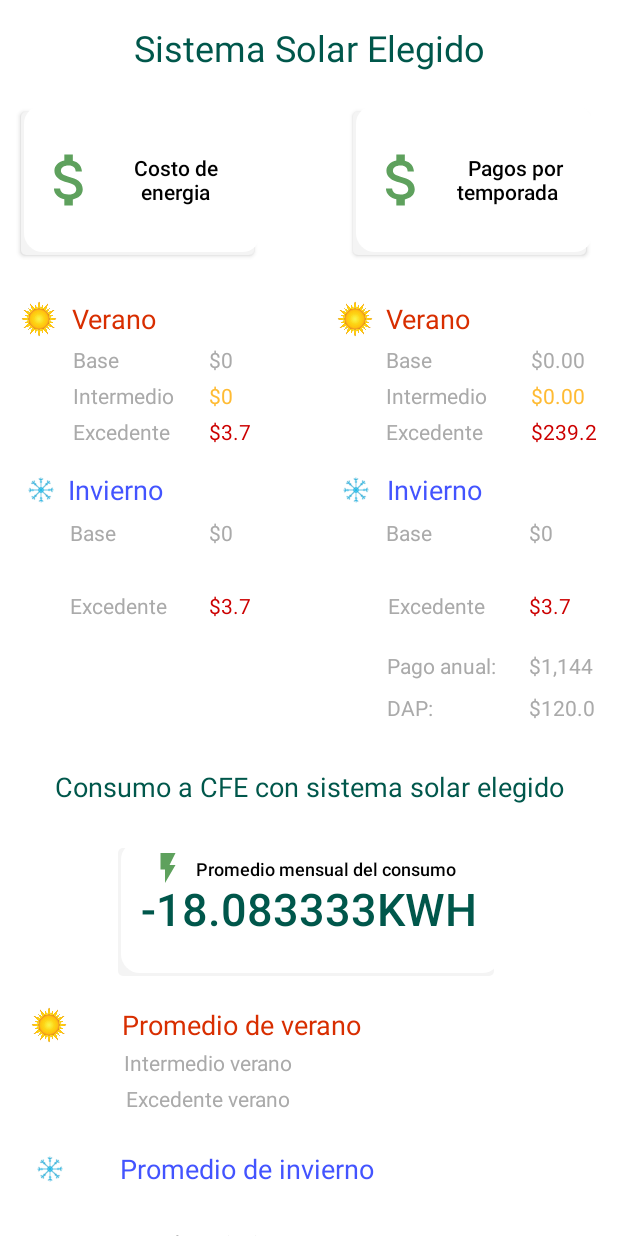
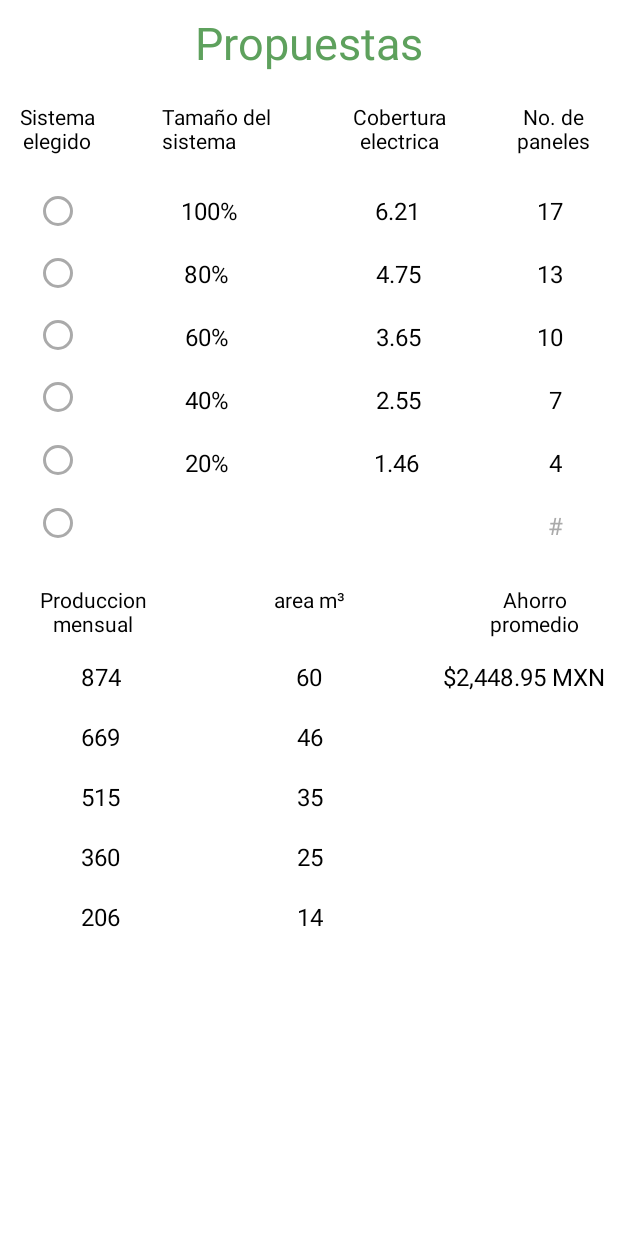
Before and after one commit to JoaquinIMT/CreatecProyecto, an Android app: the screen it shows after launch (sse before the commit, propuestas after it), on a phone screen of 412 x 824 dp. Run offline under Robolectric (Android 15) with nearby library versions, the phone set to English and light mode, and no system bars.

Commit message:
propuestas
pantalla propuestas aventajada

```diff
--- /dev/null
+++ b/app/src/main/java/com/example/createc/propuestas.kt
@@ -0,0 +1,12 @@
+package com.example.createc
+
+import android.support.v7.app.AppCompatActivity
+import android.os.Bundle
+
+class propuestas : AppCompatActivity() {
+
+    override fun onCreate(savedInstanceState: Bundle?) {
+        super.onCreate(savedInstanceState)
+        setContentView(R.layout.activity_propuestas)
+    }
+}
--- /dev/null
+++ b/app/src/main/res/layout/activity_propuestas.xml
@@ -0,0 +1,405 @@
+<?xml version="1.0" encoding="utf-8"?>
+<android.support.constraint.ConstraintLayout
+        xmlns:android="http://schemas.android.com/apk/res/android"
+        xmlns:tools="http://schemas.android.com/tools"
+        xmlns:app="http://schemas.android.com/apk/res-auto"
+        android:layout_width="match_parent"
+        android:layout_height="match_parent"
+        tools:context=".propuestas" android:background="@android:color/white" android:textAlignment="center">
+
+    <TextView
+            android:text="$2,448.95 MXN"
+            android:layout_width="wrap_content"
+            android:layout_height="wrap_content"
+            android:id="@+id/textView84"
+            android:textColor="@android:color/black"
+            android:textSize="16dp"
+            android:layout_marginTop="440dp" app:layout_constraintTop_toTopOf="parent"
+            android:layout_marginEnd="8dp" app:layout_constraintEnd_toEndOf="parent" android:layout_marginStart="8dp"
+            app:layout_constraintStart_toStartOf="parent" app:layout_constraintHorizontal_bias="1.0"/>
+    <TextView
+            android:text="14"
+            android:layout_width="wrap_content"
+            android:layout_height="wrap_content"
+            android:id="@+id/textView83"
+            android:textColor="@android:color/black"
+            android:textSize="16dp"
+            android:layout_marginTop="600dp" app:layout_constraintTop_toTopOf="parent"
+            android:layout_marginEnd="8dp" app:layout_constraintEnd_toEndOf="parent" android:layout_marginStart="8dp"
+            app:layout_constraintStart_toStartOf="parent" app:layout_constraintHorizontal_bias="0.501"/>
+    <TextView
+            android:text="25"
+            android:layout_width="wrap_content"
+            android:layout_height="wrap_content"
+            android:id="@+id/textView82"
+            android:textColor="@android:color/black"
+            android:textSize="16dp"
+            android:layout_marginTop="560dp" app:layout_constraintTop_toTopOf="parent"
+            android:layout_marginEnd="8dp" app:layout_constraintEnd_toEndOf="parent" android:layout_marginStart="8dp"
+            app:layout_constraintStart_toStartOf="parent" app:layout_constraintHorizontal_bias="0.501"/>
+    <TextView
+            android:text="35"
+            android:layout_width="wrap_content"
+            android:layout_height="wrap_content"
+            android:id="@+id/textView81"
+            android:textColor="@android:color/black"
+            android:textSize="16dp"
+            android:layout_marginTop="520dp" app:layout_constraintTop_toTopOf="parent"
+            android:layout_marginEnd="8dp" app:layout_constraintEnd_toEndOf="parent" android:layout_marginStart="8dp"
+            app:layout_constraintStart_toStartOf="parent" app:layout_constraintHorizontal_bias="0.501"/>
+    <TextView
+            android:text="46"
+            android:layout_width="wrap_content"
+            android:layout_height="wrap_content"
+            android:id="@+id/textView80"
+            android:textColor="@android:color/black"
+            android:textSize="16dp"
+            android:layout_marginTop="480dp" app:layout_constraintTop_toTopOf="parent"
+            android:layout_marginEnd="8dp" app:layout_constraintEnd_toEndOf="parent" android:layout_marginStart="8dp"
+            app:layout_constraintStart_toStartOf="parent" app:layout_constraintHorizontal_bias="0.501"/>
+    <TextView
+            android:text="60"
+            android:layout_width="wrap_content"
+            android:layout_height="wrap_content"
+            android:id="@+id/textView79"
+            android:textColor="@android:color/black"
+            android:textSize="16dp"
+            android:layout_marginTop="440dp" app:layout_constraintTop_toTopOf="parent"
+            android:layout_marginEnd="8dp" app:layout_constraintEnd_toEndOf="parent" android:layout_marginStart="8dp"
+            app:layout_constraintStart_toStartOf="parent"/>
+    <TextView
+            android:text="206"
+            android:layout_width="wrap_content"
+            android:layout_height="wrap_content"
+            android:id="@+id/textView78"
+            android:textColor="@android:color/black"
+            android:textSize="16dp"
+            android:layout_marginTop="600dp" app:layout_constraintTop_toTopOf="parent"
+            android:layout_marginEnd="8dp" app:layout_constraintEnd_toEndOf="parent" android:layout_marginStart="8dp"
+            app:layout_constraintStart_toStartOf="parent" app:layout_constraintHorizontal_bias="0.125"/>
+    <TextView
+            android:text="360"
+            android:layout_width="wrap_content"
+            android:layout_height="wrap_content"
+            android:id="@+id/textView77"
+            android:textColor="@android:color/black"
+            android:textSize="16dp"
+            android:layout_marginTop="560dp" app:layout_constraintTop_toTopOf="parent"
+            android:layout_marginEnd="8dp" app:layout_constraintEnd_toEndOf="parent" android:layout_marginStart="8dp"
+            app:layout_constraintStart_toStartOf="parent" app:layout_constraintHorizontal_bias="0.125"/>
+    <TextView
+            android:text="515"
+            android:layout_width="wrap_content"
+            android:layout_height="wrap_content"
+            android:id="@+id/textView76"
+            android:textColor="@android:color/black"
+            android:textSize="16dp"
+            android:layout_marginTop="520dp" app:layout_constraintTop_toTopOf="parent"
+            android:layout_marginEnd="8dp" app:layout_constraintEnd_toEndOf="parent" android:layout_marginStart="8dp"
+            app:layout_constraintStart_toStartOf="parent" app:layout_constraintHorizontal_bias="0.125"/>
+    <TextView
+            android:text="669"
+            android:layout_width="wrap_content"
+            android:layout_height="wrap_content"
+            android:id="@+id/textView75"
+            android:textColor="@android:color/black"
+            android:textSize="16dp"
+            android:layout_marginTop="480dp" app:layout_constraintTop_toTopOf="parent"
+            android:layout_marginEnd="8dp" app:layout_constraintEnd_toEndOf="parent" android:layout_marginStart="8dp"
+            app:layout_constraintStart_toStartOf="parent" app:layout_constraintHorizontal_bias="0.125"/>
+    <TextView
+            android:text="874"
+            android:layout_width="wrap_content"
+            android:layout_height="wrap_content"
+            android:id="@+id/textView74"
+            android:textColor="@android:color/black"
+            android:textSize="16dp"
+            android:layout_marginTop="440dp" app:layout_constraintTop_toTopOf="parent"
+            android:layout_marginEnd="8dp" app:layout_constraintEnd_toEndOf="parent" android:layout_marginStart="8dp"
+            app:layout_constraintStart_toStartOf="parent" app:layout_constraintHorizontal_bias="0.125"/>
+    <TextView
+            android:text="Ahorro promedio"
+            android:layout_width="80dp"
+            android:layout_height="wrap_content"
+            android:id="@+id/textView73" android:textColor="@android:color/black"
+            android:layout_marginTop="390dp" app:layout_constraintTop_toTopOf="parent" android:textAlignment="center"
+            app:layout_constraintStart_toStartOf="parent" android:layout_marginStart="2dp"
+            android:layout_marginEnd="8dp" app:layout_constraintEnd_toEndOf="parent"
+            app:layout_constraintHorizontal_bias="0.975"/>
+    <TextView
+            android:text="area m³"
+            android:layout_width="80dp"
+            android:layout_height="wrap_content"
+            android:id="@+id/textView72" android:textColor="@android:color/black"
+            android:layout_marginTop="390dp" app:layout_constraintTop_toTopOf="parent" android:textAlignment="center"
+            android:layout_marginEnd="8dp" app:layout_constraintEnd_toEndOf="parent" android:layout_marginStart="8dp"
+            app:layout_constraintStart_toStartOf="parent"/>
+    <TextView
+            android:text="Produccion mensual"
+            android:layout_width="80dp"
+            android:layout_height="wrap_content"
+            android:id="@+id/textView71" android:textColor="@android:color/black"
+            android:layout_marginTop="390dp" app:layout_constraintTop_toTopOf="parent" android:textAlignment="center"
+            app:layout_constraintStart_toStartOf="parent" android:layout_marginStart="2dp"
+            android:layout_marginEnd="8dp" app:layout_constraintEnd_toEndOf="parent"
+            app:layout_constraintHorizontal_bias="0.062"/>
+    <TextView
+            android:text="#"
+            android:layout_width="wrap_content"
+            android:layout_height="wrap_content"
+            android:id="@+id/textView70"
+            android:textColor="@android:color/darker_gray"
+            android:textSize="16dp"
+            android:layout_marginTop="339dp" app:layout_constraintTop_toTopOf="parent"
+            android:layout_marginEnd="8dp" app:layout_constraintEnd_toEndOf="parent"
+            app:layout_constraintStart_toStartOf="parent" app:layout_constraintHorizontal_bias="0.925"
+            android:layout_marginStart="8dp"/>
+    <TextView
+            android:text="4"
+            android:layout_width="wrap_content"
+            android:layout_height="wrap_content"
+            android:id="@+id/textView68"
+            android:textColor="@android:color/black"
+            android:textSize="16dp"
+            android:layout_marginTop="297dp" app:layout_constraintTop_toTopOf="parent"
+            android:layout_marginEnd="8dp" app:layout_constraintEnd_toEndOf="parent"
+            app:layout_constraintStart_toStartOf="parent" app:layout_constraintHorizontal_bias="0.925"
+            android:layout_marginStart="8dp"/>
+    <TextView
+            android:text="7"
+            android:layout_width="wrap_content"
+            android:layout_height="wrap_content"
+            android:id="@+id/textView67"
+            android:textColor="@android:color/black"
+            android:textSize="16dp"
+            android:layout_marginTop="255dp" app:layout_constraintTop_toTopOf="parent"
+            android:layout_marginEnd="8dp" app:layout_constraintEnd_toEndOf="parent"
+            app:layout_constraintStart_toStartOf="parent" app:layout_constraintHorizontal_bias="0.925"
+            android:layout_marginStart="8dp"/>
+    <TextView
+            android:text="10"
+            android:layout_width="wrap_content"
+            android:layout_height="wrap_content"
+            android:id="@+id/textView66"
+            android:textColor="@android:color/black"
+            android:textSize="16dp"
+            android:layout_marginTop="213dp" app:layout_constraintTop_toTopOf="parent"
+            android:layout_marginEnd="8dp" app:layout_constraintEnd_toEndOf="parent"
+            app:layout_constraintStart_toStartOf="parent" app:layout_constraintHorizontal_bias="0.925"
+            android:layout_marginStart="8dp"/>
+    <TextView
+            android:text="13"
+            android:layout_width="wrap_content"
+            android:layout_height="wrap_content"
+            android:id="@+id/textView65"
+            android:textColor="@android:color/black"
+            android:textSize="16dp"
+            android:layout_marginTop="171dp" app:layout_constraintTop_toTopOf="parent"
+            android:layout_marginEnd="8dp" app:layout_constraintEnd_toEndOf="parent"
+            app:layout_constraintStart_toStartOf="parent" app:layout_constraintHorizontal_bias="0.925"
+            android:layout_marginStart="8dp"/>
+    <TextView
+            android:text="17"
+            android:layout_width="wrap_content"
+            android:layout_height="wrap_content"
+            android:id="@+id/textView64"
+            android:textColor="@android:color/black"
+            android:textSize="16dp"
+            android:layout_marginTop="129dp" app:layout_constraintTop_toTopOf="parent"
+            android:layout_marginEnd="8dp" app:layout_constraintEnd_toEndOf="parent"
+            app:layout_constraintStart_toStartOf="parent" app:layout_constraintHorizontal_bias="0.925"
+            android:layout_marginStart="8dp"/>
+    <TextView
+            android:text="1.46"
+            android:layout_width="wrap_content"
+            android:layout_height="wrap_content"
+            android:id="@+id/textView63"
+            android:textColor="@android:color/black"
+            android:textSize="16dp"
+            android:layout_marginTop="297dp" app:layout_constraintTop_toTopOf="parent"
+            android:layout_marginEnd="8dp" app:layout_constraintEnd_toEndOf="parent" android:layout_marginStart="8dp"
+            app:layout_constraintStart_toStartOf="parent" app:layout_constraintHorizontal_bias="0.66"/>
+    <TextView
+            android:text="2.55"
+            android:layout_width="wrap_content"
+            android:layout_height="wrap_content"
+            android:id="@+id/textView62"
+            android:textColor="@android:color/black"
+            android:textSize="16dp"
+            android:layout_marginTop="255dp" app:layout_constraintTop_toTopOf="parent"
+            android:layout_marginEnd="8dp" app:layout_constraintEnd_toEndOf="parent" android:layout_marginStart="8dp"
+            app:layout_constraintStart_toStartOf="parent" app:layout_constraintHorizontal_bias="0.663"/>
+    <TextView
+            android:text="3.65"
+            android:layout_width="wrap_content"
+            android:layout_height="wrap_content"
+            android:id="@+id/textView61"
+            android:textColor="@android:color/black"
+            android:textSize="16dp"
+            android:layout_marginTop="213dp" app:layout_constraintTop_toTopOf="parent"
+            android:layout_marginEnd="8dp" app:layout_constraintEnd_toEndOf="parent" android:layout_marginStart="8dp"
+            app:layout_constraintStart_toStartOf="parent" app:layout_constraintHorizontal_bias="0.663"/>
+    <TextView
+            android:text="4.75"
+            android:layout_width="wrap_content"
+            android:layout_height="wrap_content"
+            android:id="@+id/textView60"
+            android:textColor="@android:color/black"
+            android:textSize="16dp"
+            android:layout_marginTop="171dp" app:layout_constraintTop_toTopOf="parent"
+            android:layout_marginEnd="8dp" app:layout_constraintEnd_toEndOf="parent" android:layout_marginStart="8dp"
+            app:layout_constraintStart_toStartOf="parent" app:layout_constraintHorizontal_bias="0.663"/>
+    <TextView
+            android:text="6.21"
+            android:layout_width="wrap_content"
+            android:layout_height="wrap_content"
+            android:id="@+id/textView59"
+            android:textColor="@android:color/black"
+            android:textSize="16dp"
+            android:layout_marginTop="129dp" app:layout_constraintTop_toTopOf="parent"
+            android:layout_marginEnd="8dp" app:layout_constraintEnd_toEndOf="parent"
+            app:layout_constraintStart_toStartOf="parent" app:layout_constraintHorizontal_bias="0.662"
+            android:layout_marginStart="8dp"/>
+    <TextView
+            android:text="20%"
+            android:layout_width="wrap_content"
+            android:layout_height="wrap_content"
+            android:id="@+id/textView58"
+            android:textColor="@android:color/black"
+            android:textSize="16dp"
+            android:layout_marginTop="297dp" app:layout_constraintTop_toTopOf="parent"
+            android:layout_marginEnd="8dp" app:layout_constraintEnd_toEndOf="parent" android:layout_marginStart="8dp"
+            app:layout_constraintStart_toStartOf="parent" app:layout_constraintHorizontal_bias="0.314"/>
+    <TextView
+            android:text="40%"
+            android:layout_width="wrap_content"
+            android:layout_height="wrap_content"
+            android:id="@+id/textView57"
+            android:textColor="@android:color/black"
+            android:textSize="16dp"
+            android:layout_marginTop="255dp" app:layout_constraintTop_toTopOf="parent"
+            android:layout_marginEnd="8dp" app:layout_constraintEnd_toEndOf="parent" android:layout_marginStart="8dp"
+            app:layout_constraintStart_toStartOf="parent" app:layout_constraintHorizontal_bias="0.314"/>
+    <TextView
+            android:text="60%"
+            android:layout_width="wrap_content"
+            android:layout_height="wrap_content"
+            android:id="@+id/textView56"
+            android:textColor="@android:color/black"
+            android:textSize="16dp"
+            android:layout_marginTop="213dp" app:layout_constraintTop_toTopOf="parent"
+            android:layout_marginEnd="8dp" app:layout_constraintEnd_toEndOf="parent" android:layout_marginStart="8dp"
+            app:layout_constraintStart_toStartOf="parent" app:layout_constraintHorizontal_bias="0.314"/>
+    <TextView
+            android:text="80%"
+            android:layout_width="wrap_content"
+            android:layout_height="wrap_content"
+            android:id="@+id/textView55"
+            android:textColor="@android:color/black"
+            android:textSize="16dp"
+            android:layout_marginTop="171dp" app:layout_constraintTop_toTopOf="parent"
+            android:layout_marginEnd="8dp" app:layout_constraintEnd_toEndOf="parent" android:layout_marginStart="8dp"
+            app:layout_constraintStart_toStartOf="parent" app:layout_constraintHorizontal_bias="0.314"/>
+    <TextView
+            android:text="Sistema elegido"
+            android:layout_width="60dp"
+            android:layout_height="wrap_content"
+            android:id="@+id/textView49" android:textColor="@android:color/black"
+            android:layout_marginTop="68dp" app:layout_constraintTop_toTopOf="parent" android:textAlignment="center"
+            app:layout_constraintStart_toStartOf="parent" android:layout_marginStart="2dp"
+            android:layout_marginEnd="8dp" app:layout_constraintEnd_toEndOf="parent"
+            app:layout_constraintHorizontal_bias="0.018"/>
+    <TextView
+            android:text="Cobertura electrica"
+            android:layout_width="70dp"
+            android:layout_height="wrap_content"
+            android:id="@+id/textView50"
+            android:textColor="@android:color/black"
+            android:layout_marginTop="68dp"
+            app:layout_constraintTop_toTopOf="parent" android:textAlignment="center"
+            android:layout_marginEnd="8dp" app:layout_constraintEnd_toEndOf="parent" android:layout_marginStart="8dp"
+            app:layout_constraintStart_toStartOf="parent" app:layout_constraintHorizontal_bias="0.686"/>
+    <TextView
+            android:text="Propuestas"
+            android:layout_width="wrap_content"
+            android:layout_height="wrap_content"
+            android:id="@+id/textView51"
+            android:textColor="@color/colorAccent" android:textSize="30sp" android:layout_marginStart="8dp"
+            app:layout_constraintStart_toStartOf="parent" android:layout_marginEnd="8dp"
+            app:layout_constraintEnd_toEndOf="parent" android:layout_marginTop="8dp"
+            app:layout_constraintTop_toTopOf="parent"/>
+    <TextView
+            android:text="Tamaño del sistema"
+            android:layout_width="75dp"
+            android:layout_height="wrap_content"
+            android:id="@+id/textView52"
+            android:textColor="@android:color/black"
+            android:layout_marginTop="68dp"
+            app:layout_constraintTop_toTopOf="parent"
+            android:layout_marginStart="8dp" app:layout_constraintEnd_toEndOf="parent"
+            app:layout_constraintStart_toStartOf="parent" app:layout_constraintHorizontal_bias="0.304"/>
+    <TextView
+            android:text="No. de paneles"
+            android:layout_width="70dp"
+            android:layout_height="wrap_content"
+            android:id="@+id/textView53"
+            android:textColor="@android:color/black" android:textAlignment="center"
+            app:layout_constraintTop_toTopOf="parent" android:layout_marginTop="68dp"
+            app:layout_constraintEnd_toEndOf="parent" android:layout_marginEnd="2dp"
+            android:layout_marginStart="8dp" app:layout_constraintStart_toStartOf="parent"
+            app:layout_constraintHorizontal_bias="0.981"/>
+    <RadioGroup
+            android:layout_width="wrap_content"
+            android:layout_height="250dp"
+            android:id="@+id/radioGroup"
+            android:visibility="visible" android:layout_marginTop="120dp" app:layout_constraintTop_toTopOf="parent"
+            app:layout_constraintEnd_toEndOf="parent" android:layout_marginEnd="100dp"
+            app:layout_constraintStart_toStartOf="parent" android:layout_marginStart="15dp"
+            app:layout_constraintHorizontal_bias="0.028">
+        <RadioButton
+                android:layout_width="wrap_content"
+                android:layout_height="wrap_content" android:id="@+id/radioButton8" android:layout_weight="1"
+                android:checked="false" android:visibility="visible" android:textColor="@android:color/black"
+                android:buttonTint="@android:color/darker_gray"/>
+        <RadioButton
+                android:layout_width="wrap_content"
+                android:layout_height="wrap_content" android:id="@+id/radioButton6" android:layout_weight="1"
+                android:textColor="@android:color/black"
+                android:buttonTint="@android:color/darker_gray"/>
+        <RadioButton
+                android:layout_width="wrap_content"
+                android:layout_height="wrap_content" android:id="@+id/radioButton5" android:layout_weight="1"
+                android:visibility="visible"
+                android:checked="false" android:textColor="@android:color/black"
+                android:buttonTint="@android:color/darker_gray"/>
+        <RadioButton
+                android:layout_width="wrap_content"
+                android:layout_height="wrap_content" android:id="@+id/radioButton4" android:layout_weight="1"
+                android:visibility="visible"
+                android:checked="false" android:textColor="@android:color/black"
+                android:buttonTint="@android:color/darker_gray"/>
+        <RadioButton
+                android:layout_width="wrap_content"
+                android:layout_height="wrap_content" android:id="@+id/radioButton3" android:layout_weight="1"
+                android:visibility="visible"
+                android:checked="false" android:textColor="@android:color/black"
+                android:buttonTint="@android:color/darker_gray"/>
+        <RadioButton
+                android:layout_width="wrap_content"
+                android:layout_height="wrap_content" android:id="@+id/radioButton10" android:layout_weight="1"
+                android:visibility="visible"
+                android:checked="false" android:textColor="@android:color/black"
+                android:buttonTint="@android:color/darker_gray"/>
+    </RadioGroup>
+    <TextView
+            android:text="100%"
+            android:layout_width="wrap_content"
+            android:layout_height="wrap_content"
+            android:id="@+id/textView54"
+            android:textColor="@android:color/black"
+            android:textSize="16dp"
+            android:layout_marginTop="129dp" app:layout_constraintTop_toTopOf="parent"
+            android:layout_marginEnd="8dp" app:layout_constraintEnd_toEndOf="parent"
+            app:layout_constraintStart_toStartOf="parent" app:layout_constraintHorizontal_bias="0.314"
+            android:layout_marginStart="8dp"/>
+</android.support.constraint.ConstraintLayout>
--- a/app/src/main/res/layout/activity_sse.xml
+++ b/app/src/main/res/layout/activity_sse.xml
@@ -17,7 +17,7 @@
                 android:layout_width="match_parent"
                 android:layout_height="wrap_content">
 
-            <TextView
+            <Button
                     android:text="-6757%"
                     android:layout_width="255dp"
                     android:layout_height="90dp"
@@ -29,7 +29,7 @@
                     app:layout_constraintEnd_toEndOf="parent"
                     android:layout_marginStart="8dp"
                     app:layout_constraintStart_toStartOf="parent"
-                    android:layout_marginTop="450dp" app:layout_constraintTop_toBottomOf="@+id/button10"/>
+                    android:layout_marginTop="430dp" app:layout_constraintTop_toBottomOf="@+id/button10"/>
 
             <Button
                     android:text="Porcentaje de ahorro"
```
Also changed, not shown: app/src/main/AndroidManifest.xml (+7 -7 lines).
